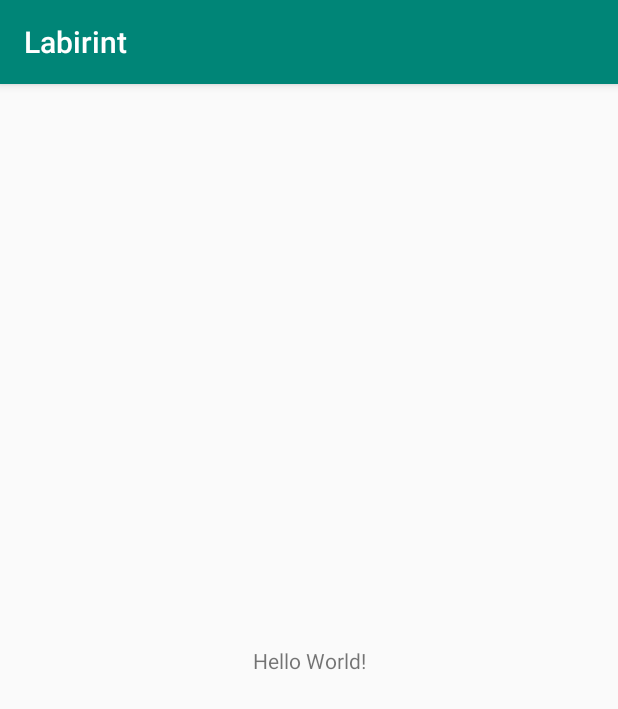
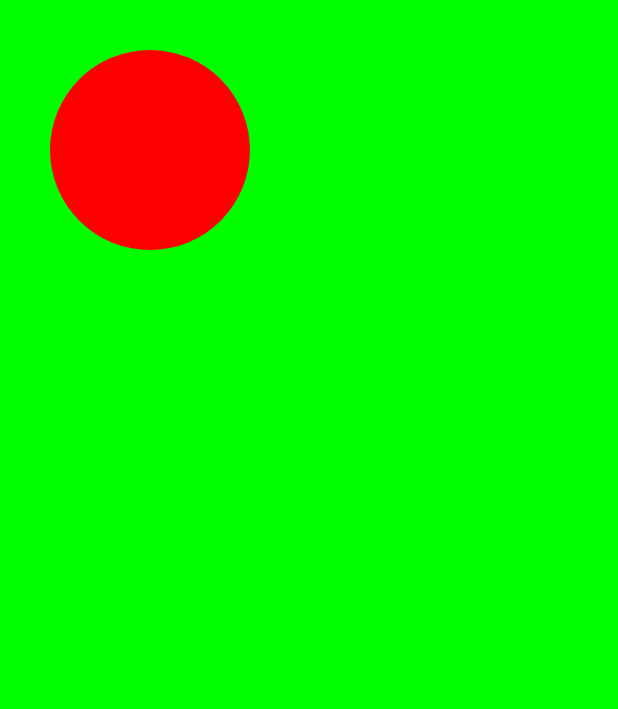
Before and after one commit to Vasic2000/Labirint, an Android app: the screen it shows after launch (MainActivity), on a phone screen of 412 x 824 dp. Shown: the top 709 px of the screen. Run offline under Robolectric (Android 15) with nearby library versions, the phone set to English and light mode, and no system bars.

Commit message:
Проба рисовать

```diff
--- a/app/src/main/java/com/example/labirint/MainActivity.java
+++ b/app/src/main/java/com/example/labirint/MainActivity.java
@@ -2,13 +2,34 @@ package com.example.labirint;
 
 import androidx.appcompat.app.AppCompatActivity;
 
+import android.content.Context;
+import android.graphics.Canvas;
+import android.graphics.Color;
+import android.graphics.Paint;
 import android.os.Bundle;
+import android.view.View;
 
 public class MainActivity extends AppCompatActivity {
+    private Paint paint;
 
     @Override
     protected void onCreate(Bundle savedInstanceState) {
         super.onCreate(savedInstanceState);
-        setContentView(R.layout.activity_main);
+        setContentView(new MyView(this));
+    }
+
+    class MyView extends View {
+
+        public MyView(Context context) {
+            super(context);
+            paint = new Paint(Paint.ANTI_ALIAS_FLAG);
+            paint.setColor(Color.RED);
+        }
+
+        @Override
+        protected void onDraw(Canvas canvas) {
+            canvas.drawColor(Color.GREEN);
+            canvas.drawCircle(150,150,100,paint);
+        }
     }
 }
--- a/app/src/main/res/layout/activity_main.xml
+++ b/app/src/main/res/layout/activity_main.xml
@@ -4,15 +4,4 @@
     xmlns:tools="http://schemas.android.com/tools"
     android:layout_width="match_parent"
     android:layout_height="match_parent"
-    tools:context=".MainActivity">
-
-    <TextView
-        android:layout_width="wrap_content"
-        android:layout_height="wrap_content"
-        android:text="Hello World!"
-        app:layout_constraintBottom_toBottomOf="parent"
-        app:layout_constraintLeft_toLeftOf="parent"
-        app:layout_constraintRight_toRightOf="parent"
-        app:layout_constraintTop_toTopOf="parent" />
-
-</androidx.constraintlayout.widget.ConstraintLayout>
+    tools:context=".MainActivity"/>
--- a/app/src/main/res/values/styles.xml
+++ b/app/src/main/res/values/styles.xml
@@ -1,7 +1,9 @@
 <resources>
 
     <!-- Base application theme. -->
-    <style name="AppTheme" parent="Theme.AppCompat.Light.DarkActionBar">
+
+<!--    <style name="AppTheme" parent="Theme.AppCompat.Light.DarkActionBar">-->
+    <style name="AppTheme" parent="Theme.AppCompat.Light.NoActionBar">
         <!-- Customize your theme here. -->
         <item name="colorPrimary">@color/colorPrimary</item>
         <item name="colorPrimaryDark">@color/colorPrimaryDark</item>
```
